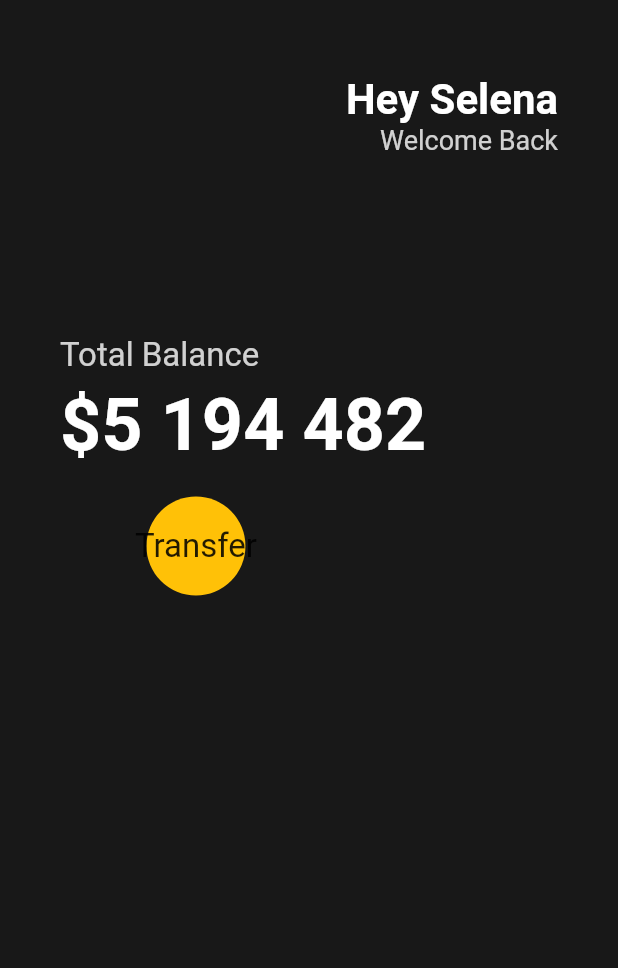
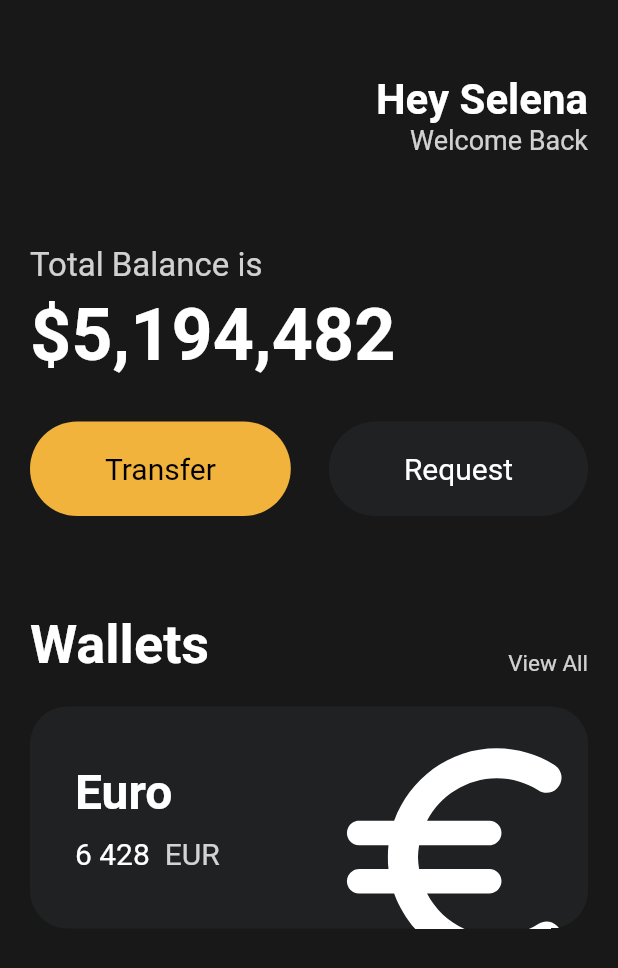
Before and after one commit to HonkenPark/flutter_study_toonflix, a Flutter app: the screen it shows after launch, on a phone screen of 412 x 824 dp. Shown: the top 968 px of the screen. Run offline on Flutter 3.47's test engine with Material 2 defaults, Android fonts, the phone set to English and light mode, and no system bars.

Commit message:
FEAT(Button,Card): Button, Card Widget
Stydy on 22nd June.

```diff
--- a/lib/main.dart
+++ b/lib/main.dart
@@ -1,5 +1,11 @@
-import 'package:flutter/cupertino.dart';
+// import 'package:flutter/cupertino.dart';
 import 'package:flutter/material.dart';
+import 'package:toonflix/widgets/button.dart';
+
+const taxAmount = 15;
+const priceAmount = 30;
+
+var finalPrice = taxAmount + priceAmount;
 
 class Player {
   String? name;
@@ -8,11 +14,13 @@ class Player {
 }
 
 void main() {
-  runApp(App());
+  runApp(const App());
 }
 
 // 위젯을 만들기 위해 3개의 코어 위젯 중 하나를 상속받아야 한다.
 class App extends StatelessWidget {
+  const App({super.key});
+
   // StatelessWidget를 만들기 위해서는 build 메소드를 구현해줘야한다.
   // build 메소드는 위젯의 UI를 만든다.
   @override // 이 어노테이션은 부모 클래스에 이미 있는 메소드를 오버라이드 한다는 뜻
@@ -21,12 +29,13 @@ class App extends StatelessWidget {
     return MaterialApp(
       // 화면은 Scaffold를 가져야한다. (모바일 앱은 반드시 필요)
       home: Scaffold(
-        backgroundColor: Color(0xFF181818),
+        backgroundColor: const Color(0xFF181818),
         body: Padding(
-          padding: EdgeInsets.symmetric(horizontal: 40),
-          child:
-              Column(crossAxisAlignment: CrossAxisAlignment.start, children: [
-            SizedBox(
+          padding: const EdgeInsets.symmetric(horizontal: 20),
+          child: Column(
+            crossAxisAlignment: CrossAxisAlignment.start,
+            children: [
+              const SizedBox(
                 height: 50,
               ),
               Row(
@@ -35,7 +44,7 @@ class App extends StatelessWidget {
                   Column(
                     crossAxisAlignment: CrossAxisAlignment.end,
                     children: [
-                    Text(
+                      const Text(
                         'Hey Selena',
                         style: TextStyle(
                           color: Colors.white,
@@ -54,52 +63,140 @@ class App extends StatelessWidget {
                   ),
                 ],
               ),
-            SizedBox(
-              height: 120,
+              const SizedBox(
+                height: 60,
               ),
+              Row(
+                children: [
                   Text(
-              'Total Balance',
+                    'Total Balance is',
                     style: TextStyle(
                       fontSize: 22,
                       color: Colors.white.withOpacity(0.8),
                     ),
                   ),
-            SizedBox(
+                ],
+              ),
+              const SizedBox(
                 height: 5,
               ),
-            Text(
-              '\$5 194 482',
+              const Text(
+                '\$5,194,482',
                 style: TextStyle(
                   fontSize: 48,
                   color: Colors.white,
                   fontWeight: FontWeight.w600,
                 ),
               ),
-            SizedBox(
+              const SizedBox(
+                height: 30,
+              ),
+              Row(
+                mainAxisAlignment: MainAxisAlignment.spaceBetween,
+                children: const [
+                  Button(
+                    text: 'Transfer',
+                    bgColor: Color(0xFFF1B33B),
+                    textColor: Colors.black,
+                  ),
+                  Button(
+                    text: 'Request',
+                    bgColor: Color(0xFF1F2123),
+                    textColor: Colors.white,
+                  ),
+                ],
+              ),
+              const SizedBox(
+                height: 65,
+              ),
+              Row(
+                crossAxisAlignment: CrossAxisAlignment.end,
+                mainAxisAlignment: MainAxisAlignment.spaceBetween,
+                children: [
+                  const Text(
+                    'Wallets',
+                    style: TextStyle(
+                      color: Colors.white,
+                      fontSize: 36,
+                      fontWeight: FontWeight.w600,
+                    ),
+                  ),
+                  Text(
+                    'View All',
+                    style: TextStyle(
+                      color: Colors.white.withOpacity(0.8),
+                      fontSize: 15,
+                    ),
+                  ),
+                ],
+              ),
+              const SizedBox(
                 height: 20,
               ),
+              Container(
+                clipBehavior: Clip.hardEdge,
+                decoration: BoxDecoration(
+                  color: const Color(0xFF1F2123),
+                  borderRadius: BorderRadius.circular(25),
+                ),
+                child: Padding(
+                  padding:
+                      const EdgeInsets.symmetric(vertical: 30, horizontal: 30),
+                  child: Row(
+                    mainAxisAlignment: MainAxisAlignment.spaceBetween,
+                    children: [
+                      Column(
+                        crossAxisAlignment: CrossAxisAlignment.start,
+                        children: [
+                          const Text(
+                            'Euro',
+                            style: TextStyle(
+                              color: Colors.white,
+                              fontSize: 32,
+                              fontWeight: FontWeight.w600,
+                            ),
+                          ),
+                          const SizedBox(height: 10),
                           Row(
                             children: [
-                Container(
-                  decoration: BoxDecoration(
-                    color: Colors.amber,
-                    shape: BoxShape.circle,
+                              const Text(
+                                '6 428',
+                                style: TextStyle(
+                                  color: Colors.white,
+                                  fontSize: 20,
                                 ),
-                  child: Padding(
-                    padding: EdgeInsets.symmetric(
-                      vertical: 20,
-                      horizontal: 50,
                               ),
-                    child: Text('Transfer',
+                              const SizedBox(
+                                width: 10,
+                              ),
+                              Text(
+                                'EUR',
                                 style: TextStyle(
-                        fontSize: 22,
+                                  color: Colors.white.withOpacity(0.8),
+                                  fontSize: 20,
                                 ),
+                              ),
+                            ],
+                          ),
+                        ],
+                      ),
+                      Transform.scale(
+                        scale: 2.2,
+                        child: Transform.translate(
+                          offset: const Offset(-5, 12),
+                          child: const Icon(
+                            Icons.euro_rounded,
+                            color: Colors.white,
+                            size: 88,
                           ),
                         ),
                       )
                     ],
-            )
-          ]),
+                  ),
+                ),
+              ),
+            ],
+          ),
         ),
       ),
     ); // 1) Material 2) Cupertino
--- /dev/null
+++ b/lib/widgets/button.dart
@@ -0,0 +1,36 @@
+import 'package:flutter/material.dart';
+
+class Button extends StatelessWidget {
+  final String text;
+  final Color bgColor;
+  final Color textColor;
+
+  const Button(
+      {super.key,
+      required this.text,
+      required this.bgColor,
+      required this.textColor});
+
+  @override
+  Widget build(BuildContext context) {
+    return Container(
+      decoration: BoxDecoration(
+        color: bgColor,
+        borderRadius: BorderRadius.circular(45),
+      ),
+      child: Padding(
+        padding: const EdgeInsets.symmetric(
+          vertical: 20,
+          horizontal: 50,
+        ),
+        child: Text(
+          text,
+          style: TextStyle(
+            color: textColor,
+            fontSize: 20,
+          ),
+        ),
+      ),
+    );
+  }
+}
```
Lines whose indentation alone changed are shown as unchanged.
